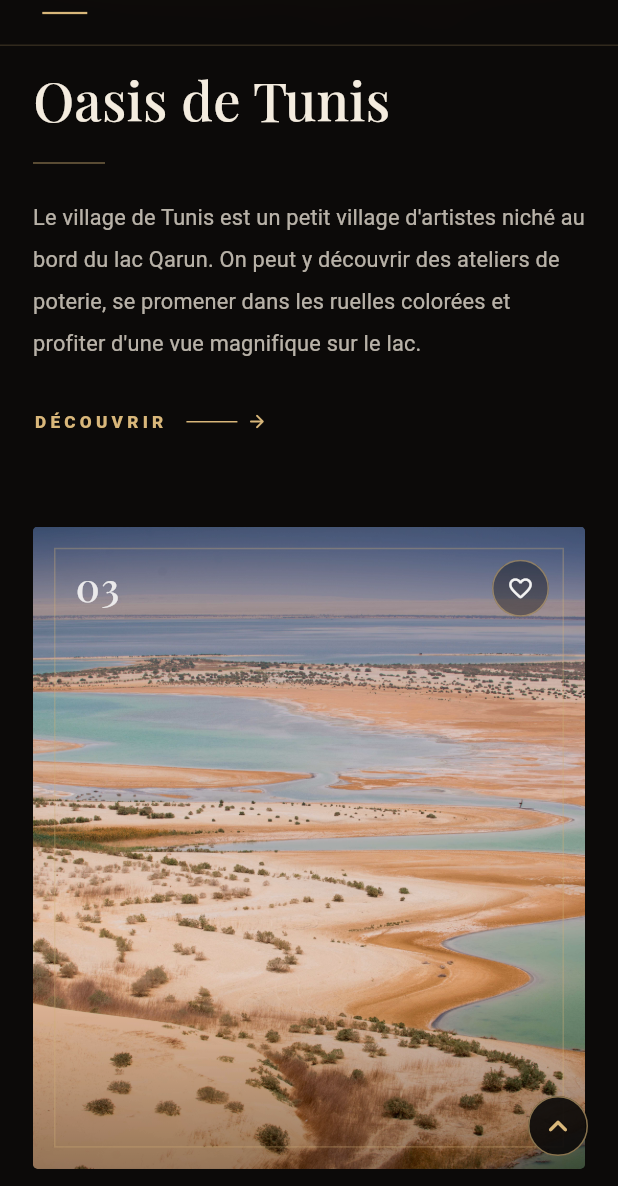
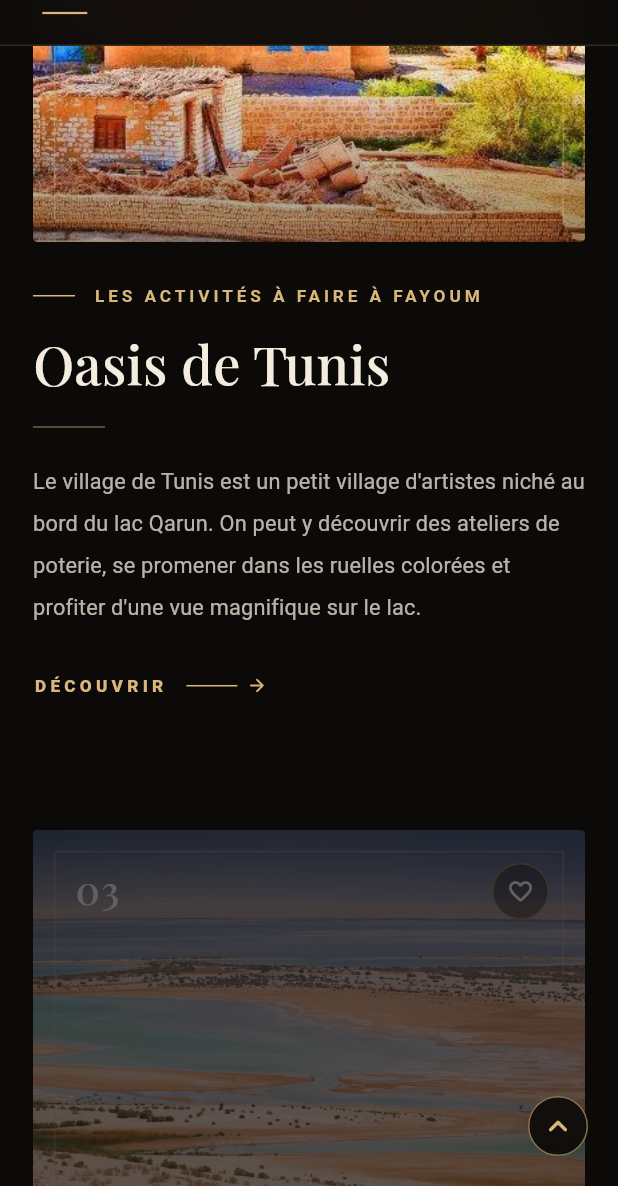
Before and after one commit to Coco921609/Egypte, a Flutter app: the FayoumPage screen opened directly, scrolled down 2304 dp, on a phone screen of 412 x 824 dp, the part 50-1236 px from its top. Run offline on Flutter 3.47's test engine with Material 3 defaults, Android fonts, the phone set to English and light mode, and no system bars; our stand-ins replace google_fonts, shared_preferences; accounts and stored records are empty.

Commit message:
Add destination photo banner

```diff
--- a/lib/fayoum.dart
+++ b/lib/fayoum.dart
@@ -592,6 +592,22 @@ class _FayoumPageState extends State<FayoumPage>
                   '${currentData.length} ${_getTranslatedText('places')}',
                   langSwitcher: _buildLangSwitcher(),
                   shimmer: _shimmer,
+                ),
+              ),
+              SliverToBoxAdapter(
+                child: Padding(
+                  padding: const EdgeInsets.fromLTRB(20, 10, 20, 18),
+                  child: ClipRRect(
+                    borderRadius: BorderRadius.circular(18),
+                    child: SizedBox(
+                      height: 148,
+                      width: double.infinity,
+                      child: Image.asset(
+                        'assets/images/fayoum.jpeg',
+                        fit: BoxFit.cover,
+                      ),
+                    ),
+                  ),
                 ),
               ),
               SliverPersistentHeader(
```
